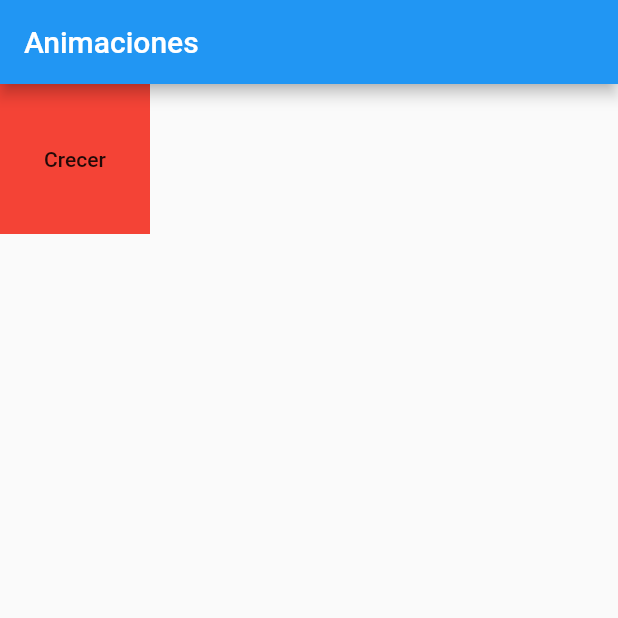
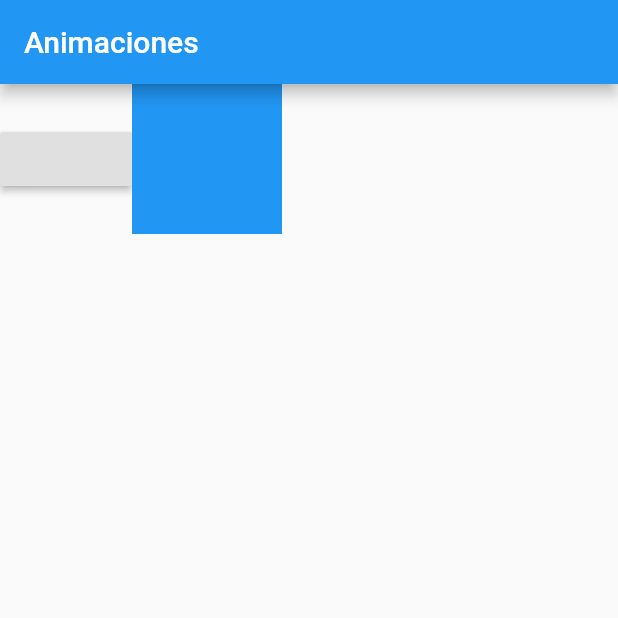
Before and after one commit to santiago3223/CodigoFlutter, a Flutter app: the screen it shows after launch, on a phone screen of 412 x 824 dp, the top half of it. Run offline on Flutter 3.47's test engine with Material 2 defaults, Android fonts, the phone set to English and light mode, and no system bars; our stand-ins replace audioplayers, flip_card, font_awesome_flutter, percent_indicator, shared_preferences, toast.

Commit message:
animacion 2

```diff
--- a/animaciones/lib/main.dart
+++ b/animaciones/lib/main.dart
@@ -1,4 +1,5 @@
 import 'package:animaciones/widgets/animated_container.dart';
+import 'package:animaciones/widgets/animated_cross_fade.dart';
 import 'package:flutter/material.dart';
 
 void main() {
@@ -26,7 +27,7 @@ class Animaciones extends StatelessWidget {
       appBar: AppBar(
         title: Text("Animaciones"),
       ),
-      body: AnimatedContainerWidget(),
+      body: AnimatedCrossFadeWidget(),
     );
   }
 }
--- a/animaciones/lib/widgets/animated_container.dart
+++ b/animaciones/lib/widgets/animated_container.dart
@@ -13,10 +13,10 @@ class _AnimatedContainerWidgetState extends State<AnimatedContainerWidget> {
 
   _increaseWidth() {
     setState(() {
-      if (_width < 250) {
+      if (_width + 50 <= MediaQuery.of(context).size.width) {
         _width += 50;
       } else {
-        _height += 50;
+        if (_height + 50 <= MediaQuery.of(context).size.height) _height += 50;
       }
       _color = Colors.blue;
     });
@@ -28,7 +28,7 @@ class _AnimatedContainerWidgetState extends State<AnimatedContainerWidget> {
       children: [
         AnimatedContainer(
           color: _color,
-          duration: Duration(seconds: 5),
+          duration: Duration(seconds: 1),
           curve: Curves.bounceInOut,
           height: _height,
           width: _width,
--- /dev/null
+++ b/animaciones/lib/widgets/animated_cross_fade.dart
@@ -0,0 +1,38 @@
+import 'package:flutter/material.dart';
+
+class AnimatedCrossFadeWidget extends StatefulWidget {
+  @override
+  _AnimatedCrossFadeWidgetState createState() =>
+      _AnimatedCrossFadeWidgetState();
+}
+
+class _AnimatedCrossFadeWidgetState extends State<AnimatedCrossFadeWidget> {
+  bool _first = true;
+
+  _crossFade() {
+    setState(() {
+      _first = !_first;
+    });
+  }
+
+  @override
+  Widget build(BuildContext context) {
+    return Row(
+      children: [
+        RaisedButton(onPressed: () {
+          _crossFade();
+        }),
+        AnimatedCrossFade(
+            firstChild: Container(
+              height: 100,
+              width: 100,
+              color: Colors.blue,
+            ),
+            secondChild: Text("me animaron"),
+            crossFadeState:
+                _first ? CrossFadeState.showFirst : CrossFadeState.showSecond,
+            duration: Duration(seconds: 1))
+      ],
+    );
+  }
+}
```
